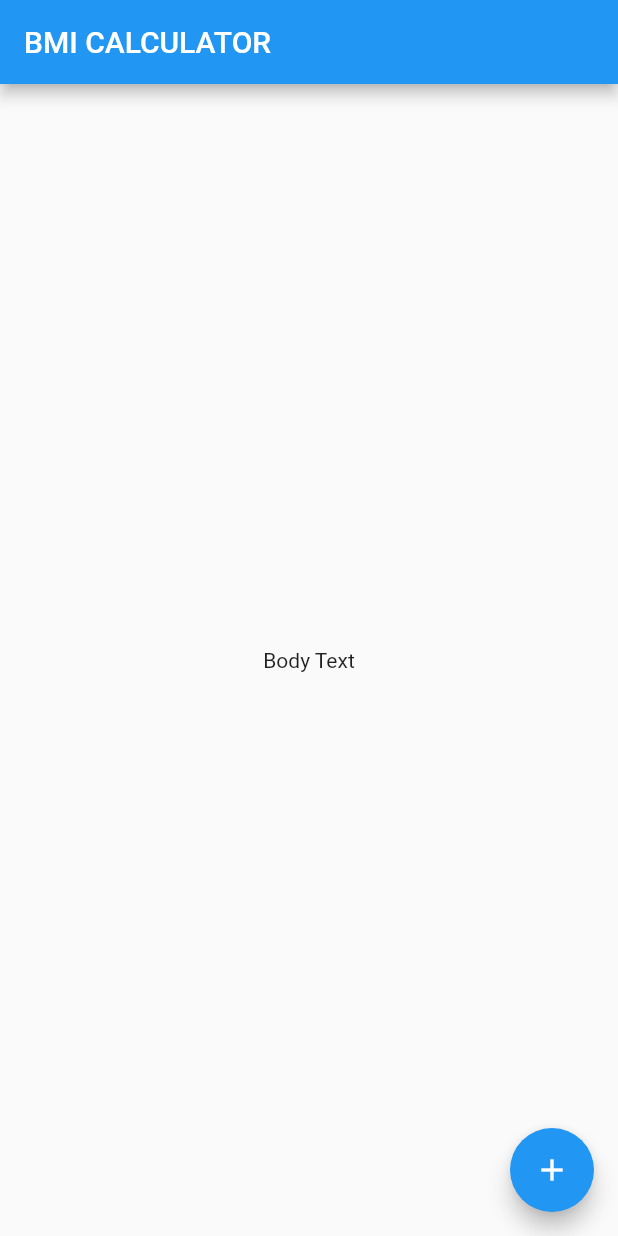
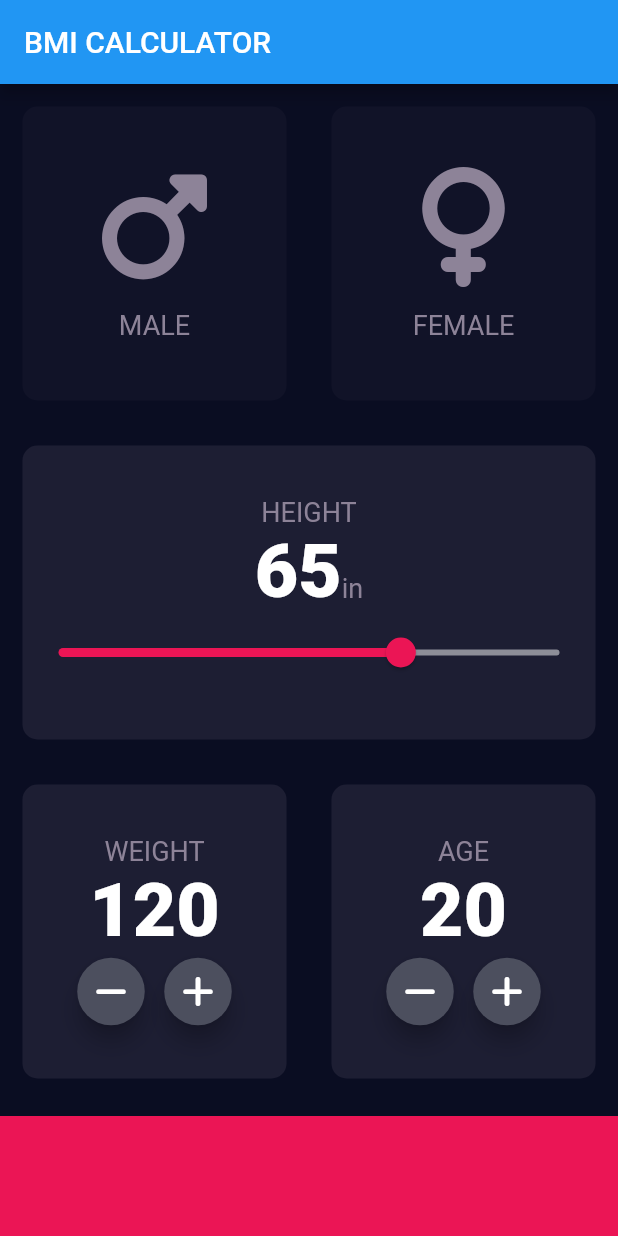
Before and after one commit to ragar3/Flutter-Bootcamp, a Flutter app: the screen it shows after launch, on a phone screen of 412 x 824 dp. Run offline on Flutter 3.47's test engine with Material 2 defaults, Android fonts, the phone set to English and light mode, and no system bars; our stand-ins replace font_awesome_flutter.

Commit message:
lessons 121-132

```diff
--- /dev/null
+++ b/bmi_calculator/lib/constants.dart
@@ -0,0 +1,16 @@
+import 'package:flutter/material.dart';
+
+const Color kActiveCardColor = Color(0xff1d1e33);
+const Color kInactiveCardColor = Color(0xff111328);
+const Color kButtonColor = Color(0xffeb1555);
+const double kButtonHeight = 80.0;
+
+const kLabelTextStyle = TextStyle(
+  fontSize: 18.0,
+  color: Color(0xff8d8398),
+);
+
+const kNumberTextStyle = TextStyle(
+  fontSize: 50.0,
+  fontWeight: FontWeight.w900,
+);
--- /dev/null
+++ b/bmi_calculator/lib/icon_content.dart
@@ -0,0 +1,31 @@
+import 'package:flutter/material.dart';
+
+import 'constants.dart';
+
+class IconContent extends StatelessWidget {
+  IconContent({required this.icon, required this.label});
+
+  final IconData icon;
+  final String label;
+
+  @override
+  Widget build(BuildContext context) {
+    return Column(
+      mainAxisAlignment: MainAxisAlignment.center,
+      children: [
+        Icon(
+          this.icon,
+          size: 80.0,
+          color: Color(0xff8d8398),
+        ),
+        SizedBox(
+          height: 15.0,
+        ),
+        Text(
+          this.label,
+          style: kLabelTextStyle,
+        )
+      ],
+    );
+  }
+}
--- /dev/null
+++ b/bmi_calculator/lib/input_page.dart
@@ -0,0 +1,234 @@
+import 'package:flutter/material.dart';
+import 'package:font_awesome_flutter/font_awesome_flutter.dart';
+
+import 'constants.dart';
+import 'icon_content.dart';
+import 'reusable_card.dart';
+
+enum Gender {
+  none,
+  male,
+  female,
+}
+
+class InputPage extends StatefulWidget {
+  @override
+  _InputPageState createState() => _InputPageState();
+}
+
+class _InputPageState extends State<InputPage> {
+  Gender selectedGender = Gender.none;
+  int height = 65;
+  int weight = 120;
+  int age = 20;
+
+  @override
+  Widget build(BuildContext context) {
+    return Scaffold(
+      appBar: AppBar(
+        title: Text('BMI CALCULATOR'),
+      ),
+      body: Column(
+        crossAxisAlignment: CrossAxisAlignment.stretch,
+        children: [
+          Expanded(
+            child: Row(
+              children: [
+                Expanded(
+                  child: ReusableCard(
+                    onTap: () {
+                      setState(() {
+                        selectedGender = Gender.male;
+                      });
+                    },
+                    child: IconContent(
+                      icon: FontAwesomeIcons.mars,
+                      label: 'MALE',
+                    ),
+                    color: selectedGender == Gender.male
+                        ? kActiveCardColor
+                        : kInactiveCardColor,
+                  ),
+                ),
+                Expanded(
+                  child: ReusableCard(
+                    onTap: () {
+                      setState(() {
+                        selectedGender = Gender.female;
+                      });
+                    },
+                    child: IconContent(
+                      icon: FontAwesomeIcons.venus,
+                      label: 'FEMALE',
+                    ),
+                    color: selectedGender == Gender.female
+                        ? kActiveCardColor
+                        : kInactiveCardColor,
+                  ),
+                ),
+              ],
+            ),
+          ),
+          Expanded(
+            child: ReusableCard(
+              color: kActiveCardColor,
+              child: Column(
+                mainAxisAlignment: MainAxisAlignment.center,
+                children: [
+                  Text(
+                    'HEIGHT',
+                    style: kLabelTextStyle,
+                  ),
+                  Row(
+                    mainAxisAlignment: MainAxisAlignment.center,
+                    crossAxisAlignment: CrossAxisAlignment.baseline,
+                    textBaseline: TextBaseline.alphabetic,
+                    children: [
+                      Text(
+                        height.toString(),
+                        style: kNumberTextStyle,
+                      ),
+                      Text(
+                        'in',
+                        style: kLabelTextStyle,
+                      )
+                    ],
+                  ),
+                  Slider(
+                    value: height.toDouble(),
+                    onChanged: (double newValue) {
+                      setState(() {
+                        height = newValue.toInt();
+                      });
+                    },
+                    activeColor: Color(0xffeb1555),
+                    inactiveColor: Color(0xff8d8e98),
+                    min: 24.0,
+                    max: 84.0,
+                  )
+                ],
+              ),
+            ),
+          ),
+          Expanded(
+            child: Row(
+              children: [
+                Expanded(
+                  child: ReusableCard(
+                    color: kActiveCardColor,
+                    child: Column(
+                      mainAxisAlignment: MainAxisAlignment.center,
+                      children: [
+                        Text(
+                          'WEIGHT',
+                          style: kLabelTextStyle,
+                        ),
+                        Text(
+                          weight.toString(),
+                          style: kNumberTextStyle,
+                        ),
+                        Row(
+                          mainAxisAlignment: MainAxisAlignment.center,
+                          children: [
+                            RoundIconButton(
+                              icon: FontAwesomeIcons.minus,
+                              onPressed: () {
+                                setState(() {
+                                  weight--;
+                                });
+                              },
+                            ),
+                            SizedBox(width: 10.0),
+                            RoundIconButton(
+                              icon: FontAwesomeIcons.plus,
+                              onPressed: () {
+                                setState(() {
+                                  weight++;
+                                });
+                              },
+                            ),
+                          ],
+                        )
+                      ],
+                    ),
+                  ),
+                ),
+                Expanded(
+                  child: ReusableCard(
+                    color: kActiveCardColor,
+                    child: Column(
+                      mainAxisAlignment: MainAxisAlignment.center,
+                      children: [
+                        Text(
+                          'AGE',
+                          style: kLabelTextStyle,
+                        ),
+                        Text(
+                          age.toString(),
+                          style: kNumberTextStyle,
+                        ),
+                        Row(
+                          mainAxisAlignment: MainAxisAlignment.center,
+                          children: [
+                            RoundIconButton(
+                              icon: FontAwesomeIcons.minus,
+                              onPressed: () {
+                                setState(() {
+                                  age--;
+                                });
+                              },
+                            ),
+                            SizedBox(width: 10.0),
+                            RoundIconButton(
+                              icon: FontAwesomeIcons.plus,
+                              onPressed: () {
+                                setState(() {
+                                  age++;
+                                });
+                              },
+                            ),
+                          ],
+                        )
+                      ],
+                    ),
+                  ),
+                ),
+              ],
+            ),
+          ),
+          Container(
+            color: kButtonColor,
+            width: double.infinity,
+            height: kButtonHeight,
+            margin: EdgeInsets.only(top: 10.0),
+          )
+        ],
+      ),
+    );
+  }
+}
+
+class RoundIconButton extends StatelessWidget {
+  RoundIconButton({required this.icon, required this.onPressed});
+
+  final IconData icon;
+  final void Function() onPressed;
+
+  @override
+  Widget build(BuildContext context) {
+    return RawMaterialButton(
+      onPressed: this.onPressed,
+      child: Icon(
+        icon,
+        color: Colors.white,
+      ),
+      fillColor: Color(0xff4c4f5e),
+      constraints: BoxConstraints.tightFor(
+        width: 45.0,
+        height: 45.0,
+      ),
+      shape: CircleBorder(),
+      elevation: 6.0,
+    );
+  }
+}
--- a/bmi_calculator/lib/main.dart
+++ b/bmi_calculator/lib/main.dart
@@ -1,4 +1,6 @@
 import 'package:flutter/material.dart';
+
+import 'input_page.dart';
 
 void main() => runApp(BMICalculator());
 
@@ -7,27 +9,14 @@ class BMICalculator extends StatelessWidget {
   Widget build(BuildContext context) {
     return MaterialApp(
       home: InputPage(),
-    );
-  }
-}
-
-class InputPage extends StatefulWidget {
-  @override
-  _InputPageState createState() => _InputPageState();
-}
-
-class _InputPageState extends State<InputPage> {
-  @override
-  Widget build(BuildContext context) {
-    return Scaffold(
-      appBar: AppBar(
-        title: Text('BMI CALCULATOR'),
-      ),
-      body: Center(
-        child: Text('Body Text'),
-      ),
-      floatingActionButton: FloatingActionButton(
-        child: Icon(Icons.add),
+      theme: ThemeData(
+        primaryColor: Color(0xFF0a0d22),
+        scaffoldBackgroundColor: Color(0xFF0a0d22),
+        textTheme: TextTheme(
+          bodyMedium: TextStyle(
+            color: Colors.white,
+          ),
+        ),
       ),
     );
   }
--- /dev/null
+++ b/bmi_calculator/lib/reusable_card.dart
@@ -0,0 +1,24 @@
+import 'package:flutter/material.dart';
+
+class ReusableCard extends StatelessWidget {
+  ReusableCard({required this.color, this.child, this.onTap});
+
+  final Color color;
+  final Widget? child;
+  final void Function()? onTap;
+
+  @override
+  Widget build(BuildContext context) {
+    return GestureDetector(
+      onTap: this.onTap,
+      child: Container(
+        child: this.child,
+        margin: EdgeInsets.all(15.0),
+        decoration: BoxDecoration(
+          color: this.color,
+          borderRadius: BorderRadius.circular(10),
+        ),
+      ),
+    );
+  }
+}
--- a/bmi_calculator/pubspec.yaml
+++ b/bmi_calculator/pubspec.yaml
@@ -11,6 +11,7 @@ dependencies:
     sdk: flutter
 
   cupertino_icons: ^1.0.5
+  font_awesome_flutter: ^10.6.0
 
 dev_dependencies:
   flutter_test:
```
